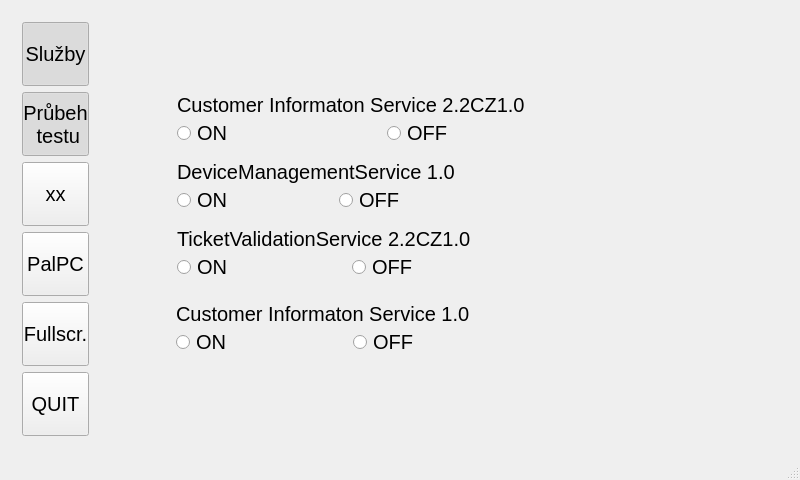
Before: the Qt Designer form mainwindow.ui in frutabruta/VDV301tester, drawn with Qt 5.
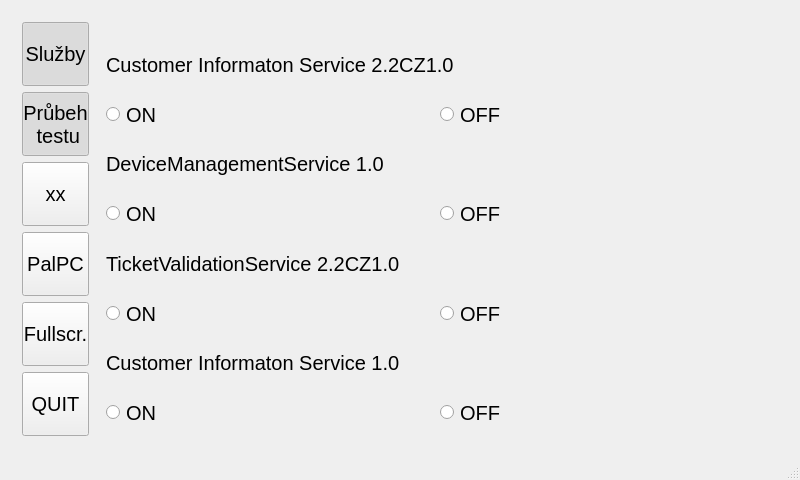
After: the same form once the commit is applied. The open tabs and pages were chosen to show the change.

Commit message: -oprava zatrříka MPVnet u výběru turnusu -změna názvu všech funkcí na malá písmena -kompletní přejmenování všech tlačítek na pushButton_ -přesun subscriber.h do VDV301publisher -úprava expectedDepartureTime a scheduledDepartureTime na typ QDateTime

The edit to the form file:
```diff
--- a/mainwindow.ui
+++ b/mainwindow.ui
@@ -3669,15 +3669,70 @@
              </layout>
             </widget>
             <widget class="QWidget" name="page_prepinaceSluzby">
-             <widget class="QWidget" name="layoutWidget">
-              <property name="geometry">
-               <rect>
-                <x>71</x>
-                <y>128</y>
-                <width>340</width>
-                <height>72</height>
-               </rect>
-              </property>
+             <layout class="QGridLayout" name="gridLayout_6">
+              <item row="0" column="0">
+               <layout class="QVBoxLayout" name="verticalLayout_24">
+                <item>
+                 <widget class="QLabel" name="label_nazevSluzby">
+                  <property name="font">
+                   <font>
+                    <pointsize>15</pointsize>
+                   </font>
+                  </property>
+                  <property name="text">
+                   <string>Customer Informaton Service 2.2CZ1.0</string>
+                  </property>
+                 </widget>
+                </item>
+                <item>
+                 <layout class="QHBoxLayout" name="horizontalLayout_14">
+                  <item>
+                   <widget class="QRadioButton" name="radioButton_ON1">
+                    <property name="maximumSize">
+                     <size>
+                      <width>16777206</width>
+                      <height>16777215</height>
+                     </size>
+                    </property>
+                    <property name="font">
+                     <font>
+                      <pointsize>15</pointsize>
+                     </font>
+                    </property>
+                    <property name="text">
+                     <string>ON</string>
+                    </property>
+                    <property name="iconSize">
+                     <size>
+                      <width>30</width>
+                      <height>30</height>
+                     </size>
+                    </property>
+                   </widget>
+                  </item>
+                  <item>
+                   <widget class="QRadioButton" name="radioButton_OFF1">
+                    <property name="font">
+                     <font>
+                      <pointsize>15</pointsize>
+                     </font>
+                    </property>
+                    <property name="text">
+                     <string>OFF</string>
+                    </property>
+                    <property name="iconSize">
+                     <size>
+                      <width>90</width>
+                      <height>90</height>
+                     </size>
+                    </property>
+                   </widget>
+                  </item>
+                 </layout>
+                </item>
+               </layout>
+              </item>
+              <item row="1" column="0">
               <layout class="QVBoxLayout" name="verticalLayout_26">
                <item>
                 <widget class="QLabel" name="label_nazevSluzby_2">
@@ -3738,16 +3793,8 @@
                 </layout>
                </item>
               </layout>
-             </widget>
-             <widget class="QWidget" name="layoutWidget_3">
-              <property name="geometry">
-               <rect>
-                <x>71</x>
-                <y>195</y>
-                <width>365</width>
-                <height>72</height>
-               </rect>
-              </property>
+              </item>
+              <item row="2" column="0">
               <layout class="QVBoxLayout" name="verticalLayout_27">
                <item>
                 <widget class="QLabel" name="label_nazevSluzby_3">
@@ -3811,86 +3858,8 @@
                 </layout>
                </item>
               </layout>
-             </widget>
-             <widget class="QWidget" name="layoutWidget">
-              <property name="geometry">
-               <rect>
-                <x>71</x>
-                <y>61</y>
-                <width>435</width>
-                <height>72</height>
-               </rect>
-              </property>
-              <layout class="QVBoxLayout" name="verticalLayout_24">
-               <item>
-                <widget class="QLabel" name="label_nazevSluzby">
-                 <property name="font">
-                  <font>
-                   <pointsize>15</pointsize>
-                  </font>
-                 </property>
-                 <property name="text">
-                  <string>Customer Informaton Service 2.2CZ1.0</string>
-                 </property>
-                </widget>
-               </item>
-               <item>
-                <layout class="QHBoxLayout" name="horizontalLayout_14">
-                 <item>
-                  <widget class="QRadioButton" name="radioButton_ON1">
-                   <property name="maximumSize">
-                    <size>
-                     <width>16777206</width>
-                     <height>16777215</height>
-                    </size>
-                   </property>
-                   <property name="font">
-                    <font>
-                     <pointsize>15</pointsize>
-                    </font>
-                   </property>
-                   <property name="text">
-                    <string>ON</string>
-                   </property>
-                   <property name="iconSize">
-                    <size>
-                     <width>30</width>
-                     <height>30</height>
-                    </size>
-                   </property>
-                  </widget>
-                 </item>
-                 <item>
-                  <widget class="QRadioButton" name="radioButton_OFF1">
-                   <property name="font">
-                    <font>
-                     <pointsize>15</pointsize>
-                    </font>
-                   </property>
-                   <property name="text">
-                    <string>OFF</string>
-                   </property>
-                   <property name="iconSize">
-                    <size>
-                     <width>90</width>
-                     <height>90</height>
-                    </size>
-                   </property>
-                  </widget>
-                 </item>
-                </layout>
-               </item>
-              </layout>
-             </widget>
-             <widget class="QWidget" name="layoutWidget_4">
-              <property name="geometry">
-               <rect>
-                <x>70</x>
-                <y>270</y>
-                <width>370</width>
-                <height>72</height>
-               </rect>
-              </property>
+              </item>
+              <item row="3" column="0">
               <layout class="QVBoxLayout" name="verticalLayout_25">
                <item>
                 <widget class="QLabel" name="label_nazevSluzby_4">
@@ -3951,7 +3920,8 @@
                 </layout>
                </item>
               </layout>
-             </widget>
+              </item>
+             </layout>
             </widget>
            </widget>
           </item>
```
Left out of the diff: 240 changed lines with no effect on the pictures. Lines whose indentation alone changed are shown as unchanged. The commit also changes 13 other files.
